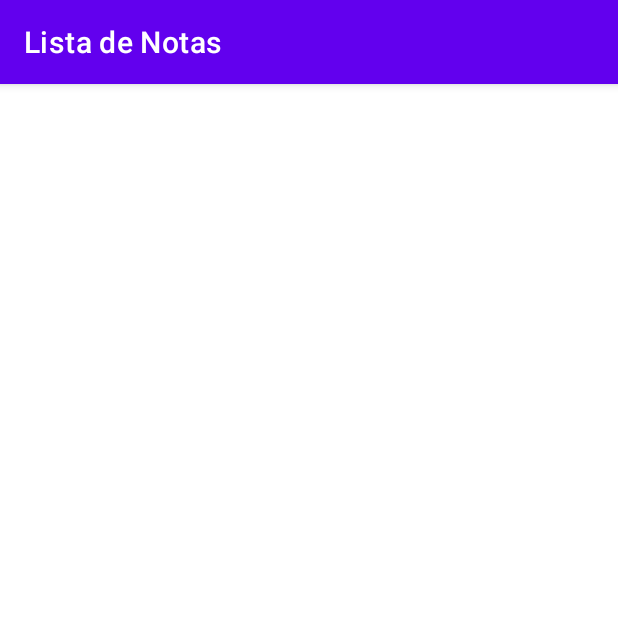
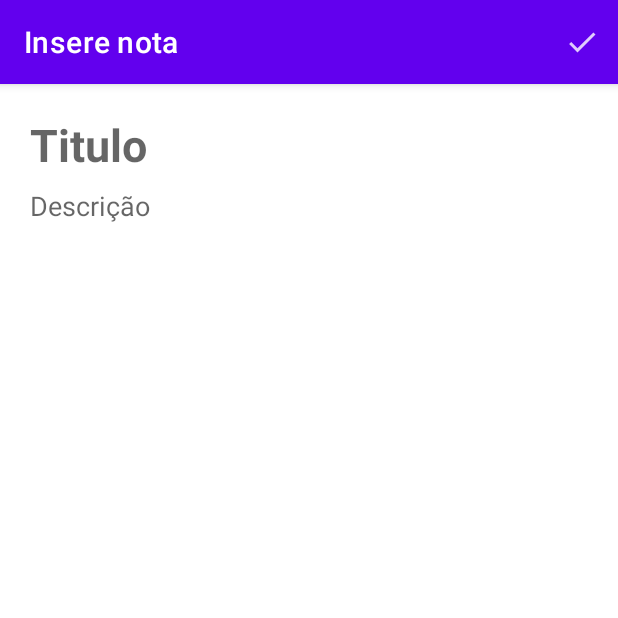
Before and after one commit to Euvickson/ListaDeNotas, an Android app: the InsereNotaActivity screen opened directly, with no data from a screen before it, on a phone screen of 412 x 824 dp, the top half of it. Run offline under Robolectric (Android 15) with nearby library versions, the phone set to English and light mode, and no system bars.

Commit message:
Início de criação do fluxo do aplicativo. Implementação de uma nova funcionalidade do NotaDao, o método insere. Criação de um menu para a InsereNotaActivity.

```diff
--- a/app/src/main/java/br/com/listadenotas/DAO/NotaDao.java
+++ b/app/src/main/java/br/com/listadenotas/DAO/NotaDao.java
@@ -12,4 +12,8 @@ public class NotaDao {
     public List<Nota> todos() {
         return (List<Nota>) notas.clone();
     }
+
+    public void insere(Nota nota) {
+        notas.add(nota);
+    }
 }
--- a/app/src/main/java/br/com/listadenotas/ui/InsereNotaActivity.java
+++ b/app/src/main/java/br/com/listadenotas/ui/InsereNotaActivity.java
@@ -1,16 +1,54 @@
 package br.com.listadenotas.ui;
 
+import android.os.Bundle;
+import android.view.Menu;
+import android.view.MenuItem;
+import android.view.View;
+import android.widget.EditText;
+
+import androidx.annotation.NonNull;
 import androidx.appcompat.app.AppCompatActivity;
 
-import android.os.Bundle;
-
+import br.com.listadenotas.DAO.NotaDao;
 import br.com.listadenotas.R;
+import br.com.listadenotas.model.Nota;
 
 public class InsereNotaActivity extends AppCompatActivity {
+
+    private EditText titulo;
+    private EditText descricao;
+    private NotaDao dao;
 
     @Override
     protected void onCreate(Bundle savedInstanceState) {
         super.onCreate(savedInstanceState);
         setContentView(R.layout.activity_insere_nota);
+
+        setTitle("Insere nota");
+        dao = new NotaDao();
+
+        inicializaCampos();
+    }
+
+    private void inicializaCampos() {
+        titulo = findViewById(R.id.insere_nota_titulo);
+        descricao = findViewById(R.id.insere_nota_descricao);
+    }
+
+    @Override
+    public boolean onCreateOptionsMenu(Menu menu) {
+        getMenuInflater().inflate(R.menu.menu_salvar_insere_nota, menu);
+        return super.onCreateOptionsMenu(menu);
+    }
+
+    @Override
+    public boolean onOptionsItemSelected(@NonNull MenuItem item) {
+        if(item.getItemId() == R.id.menu_salvar_insere_nota){
+            String tituloCriado = titulo.getText().toString();
+            String descricaoCriada = descricao.getText().toString();
+            Nota nota = new Nota(tituloCriado, descricaoCriada);
+            dao.insere(nota);
+        }
+        return super.onOptionsItemSelected(item);
     }
 }
--- /dev/null
+++ b/app/src/main/res/drawable-anydpi/ic_action_salva_nota.xml
@@ -0,0 +1,11 @@
+<vector xmlns:android="http://schemas.android.com/apk/res/android"
+    android:width="24dp"
+    android:height="24dp"
+    android:viewportWidth="24"
+    android:viewportHeight="24"
+    android:tint="#FFFFFF"
+    android:alpha="0.8">
+  <path
+      android:fillColor="@android:color/white"
+      android:pathData="M9,16.17L4.83,12l-1.42,1.41L9,19 21,7l-1.41,-1.41z"/>
+</vector>
--- a/app/src/main/res/layout/activity_insere_nota.xml
+++ b/app/src/main/res/layout/activity_insere_nota.xml
@@ -6,4 +6,32 @@
     android:layout_height="match_parent"
     tools:context=".ui.InsereNotaActivity">
 
+    <EditText
+        android:id="@+id/insere_nota_titulo"
+        android:layout_width="0dp"
+        android:layout_height="wrap_content"
+        android:inputType="textPersonName"
+        android:layout_margin="20dp"
+        android:textStyle="bold"
+        android:textSize="30sp"
+        android:background="@android:color/transparent"
+        android:hint="Titulo"
+        app:layout_constraintTop_toTopOf="parent"
+        app:layout_constraintStart_toStartOf="parent"
+        app:layout_constraintEnd_toEndOf="parent"/>
+
+    <EditText
+        android:id="@+id/insere_nota_descricao"
+        android:layout_width="0dp"
+        android:layout_height="0dp"
+        android:inputType="textPersonName"
+        android:background="@android:color/transparent"
+        android:hint="Descrição"
+        android:layout_marginTop="8dp"
+        android:layout_marginBottom="8dp"
+        android:gravity="top"
+        app:layout_constraintBottom_toBottomOf="parent"
+        app:layout_constraintTop_toBottomOf="@+id/insere_nota_titulo"
+        app:layout_constraintStart_toStartOf="@+id/insere_nota_titulo"
+        app:layout_constraintEnd_toEndOf="@+id/insere_nota_titulo"/>
 </androidx.constraintlayout.widget.ConstraintLayout>
--- /dev/null
+++ b/app/src/main/res/menu/menu_salvar_insere_nota.xml
@@ -0,0 +1,9 @@
+<?xml version="1.0" encoding="utf-8"?>
+<menu xmlns:android="http://schemas.android.com/apk/res/android"
+    xmlns:app="http://schemas.android.com/apk/res-auto">
+    <item
+        android:id="@+id/menu_salvar_insere_nota"
+        android:icon="@drawable/ic_action_salva_nota"
+        android:title="Salva nota"
+        app:showAsAction="always" />
+</menu>
```
Also changed, not shown: app/src/main/res/drawable-hdpi/ic_action_salva_nota.png (added), app/src/main/res/drawable-mdpi/ic_action_salva_nota.png (added), app/src/main/res/drawable-xhdpi/ic_action_salva_nota.png (added), app/src/main/res/drawable-xxhdpi/ic_action_salva_nota.png (added).
